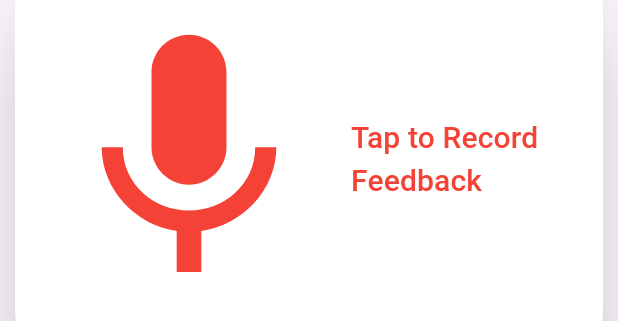
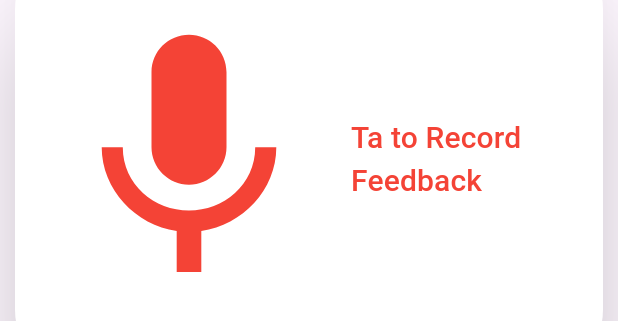
Before and after one commit to Hassan22956/AIEYEGUIDE_FYP1-master, a Flutter app: the FeedbackOverlayScreen widget shown alone on an empty page, opened directly, on a phone screen of 412 x 824 dp. Shown: the part 523-844 px from the top of the screen. Run offline on Flutter 3.47's test engine with Material 3 defaults, Android fonts, the phone set to English and light mode, and no system bars; our stand-ins replace camera.

Commit message:
in progress

```diff
--- a/lib/feedback.dart
+++ b/lib/feedback.dart
@@ -34,7 +34,7 @@ class FeedbackOverlayScreen extends StatelessWidget {
               mainAxisAlignment: MainAxisAlignment.center,
               children: [
                 Text(
-                  'Tap to Record Feedback', // Changed label text
+                  'Ta to Record Feedback', // Changed label text
                   style: TextStyle(fontSize: 20),
                 ),
               ],
```
